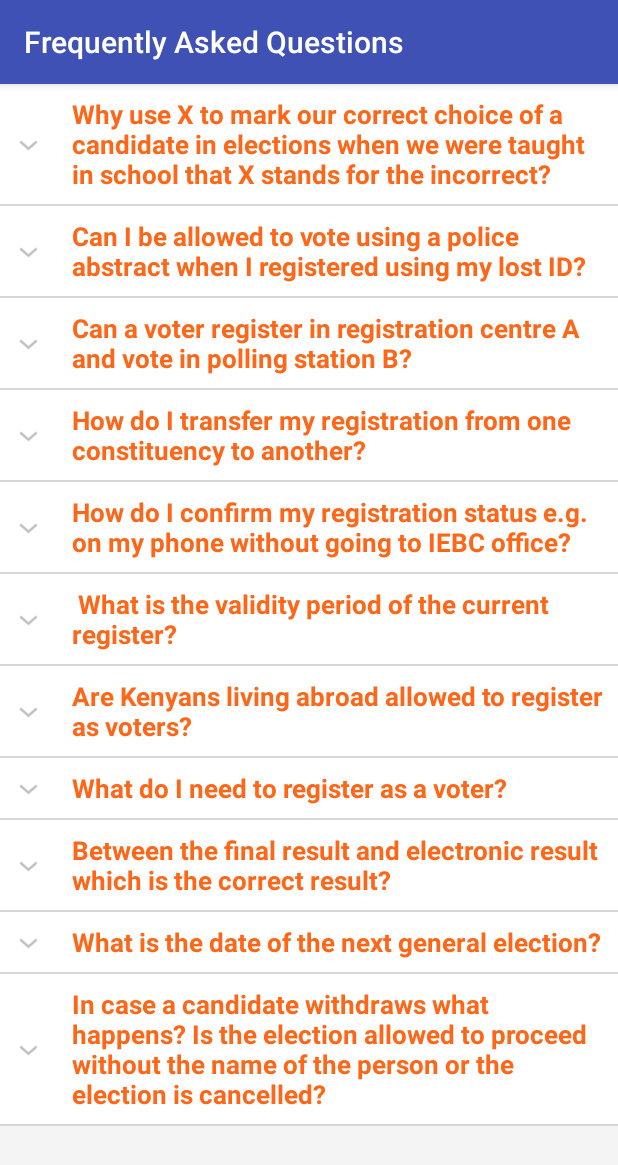
After one commit to JayJay95/Informer, an Android app: the FaqList screen opened directly, with no data from a screen before it, on a phone screen of 412 x 824 dp. The commit adds this screen. Shown: the top 1165 px of the screen. Run offline under Robolectric (Android 15) with nearby library versions, the phone set to English and light mode, and no system bars.

Commit message:
Adding Voter FAQs

```diff
--- a/app/src/main/AndroidManifest.xml
+++ b/app/src/main/AndroidManifest.xml
@@ -41,6 +41,10 @@
             android:label="Election Violation Form"
             android:theme="@style/AppTheme" />
         <activity
+            android:name=".FaqList"
+            android:label="Frequently Asked Questions"
+            android:theme="@style/AppTheme" />
+        <activity
             android:name=".CountDown"
             android:label="Elections Countdown"
             android:theme="@style/AppTheme" />
@@ -58,7 +62,7 @@
 
         <activity
             android:name=".LogInActivity"
-            android:label="Log Into your Account" />
+            android:label="Log In to your Account" />
         <activity
             android:name=".SignUpActivity"
             android:label="Sign up for a New Account"></activity>
--- /dev/null
+++ b/app/src/main/java/com/example/jayjay/informer/ExpandableListAdapter.java
@@ -0,0 +1,109 @@
+package com.example.jayjay.informer;
+
+/**
+ * Created by JayJay on 10/31/2016.
+ */
+
+import java.util.HashMap;
+import java.util.List;
+
+import android.content.Context;
+import android.graphics.Typeface;
+import android.view.LayoutInflater;
+import android.view.View;
+import android.view.ViewGroup;
+import android.widget.BaseExpandableListAdapter;
+import android.widget.TextView;
+
+public class ExpandableListAdapter extends BaseExpandableListAdapter {
+    private Context _context;
+    private List<String> _listDataHeader; // header titles
+    // child data in format of header title, child title
+    private HashMap<String, List<String>> _listDataChild;
+
+    public ExpandableListAdapter(Context context, List<String> listDataHeader,
+                                 HashMap<String, List<String>> listChildData) {
+        this._context = context;
+        this._listDataHeader = listDataHeader;
+        this._listDataChild = listChildData;
+    }
+
+    @Override
+    public Object getChild(int groupPosition, int childPosititon) {
+        return this._listDataChild.get(this._listDataHeader.get(groupPosition))
+                .get(childPosititon);
+    }
+
+    @Override
+    public long getChildId(int groupPosition, int childPosition) {
+        return childPosition;
+    }
+
+    @Override
+    public View getChildView(int groupPosition, final int childPosition,
+                             boolean isLastChild, View convertView, ViewGroup parent) {
+
+        final String childText = (String) getChild(groupPosition, childPosition);
+
+        if (convertView == null) {
+            LayoutInflater infalInflater = (LayoutInflater) this._context
+                    .getSystemService(Context.LAYOUT_INFLATER_SERVICE);
+            convertView = infalInflater.inflate(R.layout.list_item, null);
+        }
+
+        TextView txtListChild = (TextView) convertView
+                .findViewById(R.id.lblListItem);
+
+        txtListChild.setText(childText);
+        return convertView;
+    }
+
+    @Override
+    public int getChildrenCount(int groupPosition) {
+        return this._listDataChild.get(this._listDataHeader.get(groupPosition))
+                .size();
+    }
+
+    @Override
+    public Object getGroup(int groupPosition) {
+        return this._listDataHeader.get(groupPosition);
+    }
+
+    @Override
+    public int getGroupCount() {
+        return this._listDataHeader.size();
+    }
+
+    @Override
+    public long getGroupId(int groupPosition) {
+        return groupPosition;
+    }
+
+    @Override
+    public View getGroupView(int groupPosition, boolean isExpanded,
+                             View convertView, ViewGroup parent) {
+        String headerTitle = (String) getGroup(groupPosition);
+        if (convertView == null) {
+            LayoutInflater infalInflater = (LayoutInflater) this._context
+                    .getSystemService(Context.LAYOUT_INFLATER_SERVICE);
+            convertView = infalInflater.inflate(R.layout.list_group, null);
+        }
+
+        TextView lblListHeader = (TextView) convertView
+                .findViewById(R.id.lblListHeader);
+        lblListHeader.setTypeface(null, Typeface.BOLD);
+        lblListHeader.setText(headerTitle);
+
+        return convertView;
+    }
+
+    @Override
+    public boolean hasStableIds() {
+        return false;
+    }
+
+    @Override
+    public boolean isChildSelectable(int groupPosition, int childPosition) {
+        return true;
+    }
+}
--- /dev/null
+++ b/app/src/main/java/com/example/jayjay/informer/FaqList.java
@@ -0,0 +1,172 @@
+package com.example.jayjay.informer;
+
+/**
+ * Created by JayJay on 10/31/2016.
+ */
+
+import java.util.ArrayList;
+import java.util.HashMap;
+import java.util.List;
+
+import android.app.Activity;
+import android.os.Bundle;
+import android.support.v7.app.AppCompatActivity;
+import android.view.View;
+import android.widget.ExpandableListView;
+import android.widget.ExpandableListView.OnChildClickListener;
+import android.widget.ExpandableListView.OnGroupClickListener;
+import android.widget.ExpandableListView.OnGroupCollapseListener;
+import android.widget.ExpandableListView.OnGroupExpandListener;
+import android.widget.Toast;
+
+public class FaqList extends AppCompatActivity {
+
+    ExpandableListAdapter listAdapter;
+    ExpandableListView expListView;
+    List<String> listDataHeader;
+    HashMap<String, List<String>> listDataChild;
+
+    @Override
+    protected void onCreate(Bundle savedInstanceState) {
+        super.onCreate(savedInstanceState);
+        setContentView(R.layout.activity_faqlist);
+
+        // get the listview
+        expListView = (ExpandableListView) findViewById(R.id.lvExp);
+
+        // preparing list data
+        prepareListData();
+
+        listAdapter = new ExpandableListAdapter(this, listDataHeader, listDataChild);
+
+        // setting list adapter
+        expListView.setAdapter(listAdapter);
+
+        // Listview Group click listener
+        expListView.setOnGroupClickListener(new OnGroupClickListener() {
+
+            @Override
+            public boolean onGroupClick(ExpandableListView parent, View v,
+                                        int groupPosition, long id) {
+                // Toast.makeText(getApplicationContext(),
+                // "Group Clicked " + listDataHeader.get(groupPosition),
+                // Toast.LENGTH_SHORT).show();
+                return false;
+            }
+        });
+
+//        // Listview Group expanded listener
+//        expListView.setOnGroupExpandListener(new OnGroupExpandListener() {
+//
+//            @Override
+//            public void onGroupExpand(int groupPosition) {
+//                Toast.makeText(getApplicationContext(),
+//                        listDataHeader.get(groupPosition) + " Expanded",
+//                        Toast.LENGTH_SHORT).show();
+//            }
+//        });
+//
+//        // Listview Group collasped listener
+//        expListView.setOnGroupCollapseListener(new OnGroupCollapseListener() {
+//
+//            @Override
+//            public void onGroupCollapse(int groupPosition) {
+//                Toast.makeText(getApplicationContext(),
+//                        listDataHeader.get(groupPosition) + " Collapsed",
+//                        Toast.LENGTH_SHORT).show();
+//
+//            }
+//        });
+
+        // Listview on child click listener
+        expListView.setOnChildClickListener(new OnChildClickListener() {
+
+            @Override
+            public boolean onChildClick(ExpandableListView parent, View v,
+                                        int groupPosition, int childPosition, long id) {
+                // TODO Auto-generated method stub
+                Toast.makeText(
+                        getApplicationContext(),
+                        listDataHeader.get(groupPosition)
+                                + " : "
+                                + listDataChild.get(
+                                listDataHeader.get(groupPosition)).get(
+                                childPosition), Toast.LENGTH_SHORT)
+                        .show();
+                return false;
+            }
+        });
+    }
+
+    /*
+     * Preparing the list data
+     */
+    private void prepareListData() {
+        listDataHeader = new ArrayList<String>();
+        listDataChild = new HashMap<String, List<String>>();
+
+        // Adding child data
+        listDataHeader.add("Why use X to mark our correct choice of a candidate in elections when we were taught in school that X stands for the incorrect?");
+        listDataHeader.add("Can I be allowed to vote using a police abstract when I registered using my lost ID?");
+        listDataHeader.add("Can a voter register in registration centre A and vote in polling station B?");
+        listDataHeader.add("How do I transfer my registration from one constituency to another?");
+        listDataHeader.add("How do I confirm my registration status e.g. on my phone without going to IEBC office?");
+        listDataHeader.add(" What is the validity period of the current register?");
+        listDataHeader.add("Are Kenyans living abroad allowed to register as voters?");
+        listDataHeader.add("What do I need to register as a voter?");
+        listDataHeader.add("Between the final result and electronic result which is the correct result?");
+        listDataHeader.add("What is the date of the next general election?");
+        listDataHeader.add("In case a candidate withdraws what happens? Is the election allowed to proceed without the name of the person or the election is cancelled?");
+
+        // Adding child data
+        List<String> useX = new ArrayList<String>();
+        useX.add("The law has not prescribed X as the mark of choice only. It prescribes any other mark e.g. a dot (.), a tick (√), a dash (—), cross (+) or even a thumbprint, as long as it expresses the intention of the voter.");
+
+
+        List<String> policeAbstract = new ArrayList<String>();
+        policeAbstract.add("NO. You cannot be allowed to vote using a police abstract. The law demands that you produce the document you used to register as a voter. What this means is that if you registered using an ID, you must produce the ID, if you registered using a passport you must produce the passport and not vice versa.");
+
+
+        List<String> centreA = new ArrayList<String>();
+        centreA.add("NO. One is supposed to register where he intends to vote. This is because a voter register is polling station specific. i.e. names of persons who registered in registration centre A will find their names in the register of voters for polling station A and not for polling station B or C or any other polling station.");
+
+        List<String> transferReg = new ArrayList<String>();
+        transferReg.add("To transfer your registration from one constituency to another, visit the IEBC office in your constituency of choice and upon presentation of you identification documents asked the registration officer to facilitate the transfer by filling FORM D.");
+
+        List<String> confirmReg = new ArrayList<String>();
+        confirmReg.add("The Commission is currently testing SMS channel for querying voter registration status. You can try it out by sending your ID number to 22464. It will be launched when all concerns are addressed.");
+
+        List<String> validityPeriod = new ArrayList<String>();
+        validityPeriod.add("The current voter register is valid until it is declared invalid either by law or IEBC. The Election Act mandates IEBC to conduct a fresh voter registration, if necessary, at intervals of not less than eight years, and not more than twelve years, immediately after the Commission reviews the names and boundaries of the constituencies in accordance with Article 89 (2) of the Constitution.\n" +
+                "\n");
+
+        List<String> kenyansAbroad = new ArrayList<String>();
+        kenyansAbroad.add("YES. The commission is making plans to enable them register at the Kenyan embassies and consulates at their convenience.");
+
+        List<String> needVoter = new ArrayList<String>();
+        needVoter.add("To register as a voter you must be a Kenyan citizen. This is evidenced by your national ID or passport and you must be 18 years and above.");
+
+        List<String> finalResult = new ArrayList<String>();
+        finalResult.add("The electronic results give the same or nearly the same tally with the final results by hard copy. But the law is yet to recognize electronic results so we call it “provisional results”. The results recorded on the statutory forms/results declaration forms signed by the presiding officer or the returning officer and the agents are the official results and are binding in law. The provisional results are lifted from the entries on these forms.");
+
+        List<String> electionDate = new ArrayList<String>();
+        electionDate.add("Second Tuesday of August 2017.");
+
+        List<String> candidateWithdraw = new ArrayList<String>();
+        candidateWithdraw.add("It depends. If a candidate withdraws and two or more candidates are left in the race, the election proceeds. If a candidate withdraws and one candidate is left in the race we declare a \"no contest\".");
+
+
+        listDataChild.put(listDataHeader.get(0), useX); // Header, Child data
+        listDataChild.put(listDataHeader.get(1), policeAbstract);
+        listDataChild.put(listDataHeader.get(2), centreA);
+        listDataChild.put(listDataHeader.get(3), transferReg);
+        listDataChild.put(listDataHeader.get(4), confirmReg);
+        listDataChild.put(listDataHeader.get(5), validityPeriod);
+        listDataChild.put(listDataHeader.get(6), kenyansAbroad);
+        listDataChild.put(listDataHeader.get(7), needVoter);
+        listDataChild.put(listDataHeader.get(8), finalResult);
+        listDataChild.put(listDataHeader.get(9), electionDate);
+        listDataChild.put(listDataHeader.get(10), candidateWithdraw);
+
+    }
+}
--- a/app/src/main/java/com/example/jayjay/informer/MainActivity.java
+++ b/app/src/main/java/com/example/jayjay/informer/MainActivity.java
@@ -128,6 +128,10 @@ public class MainActivity extends AppCompatActivity
             Intent openViolationReports = new Intent(MainActivity.this, ViolationReports.class);
             startActivity(openViolationReports);
 
+        } else if (id == R.id.nav_faqlist) {
+            Intent openFaqList = new Intent(MainActivity.this, FaqList.class);
+            startActivity(openFaqList);
+
         } else if (id == R.id.nav_share) {
 
         }
--- /dev/null
+++ b/app/src/main/res/layout/activity_faqlist.xml
@@ -0,0 +1,15 @@
+<?xml version="1.0" encoding="utf-8"?>
+<LinearLayout xmlns:android="http://schemas.android.com/apk/res/android"
+    android:layout_width="match_parent"
+    android:layout_height="match_parent"
+    xmlns:tools="http://schemas.android.com/tools"
+    android:orientation="vertical"
+    android:background="#f4f4f4"
+    tools:context="com.example.jayjay.informer.FaqList">
+
+    <ExpandableListView
+        android:id="@+id/lvExp"
+        android:layout_height="match_parent"
+        android:layout_width="match_parent" />
+
+</LinearLayout>
--- a/app/src/main/res/layout/activity_main.xml
+++ b/app/src/main/res/layout/activity_main.xml
@@ -6,8 +6,8 @@
     android:layout_width="match_parent"
     android:layout_height="match_parent"
     android:fitsSystemWindows="true"
-    tools:openDrawer="start">
-    <!--tools:context="com.example.jayjay.informer.MainActivity">-->
+    tools:openDrawer="start"
+    tools:context="com.example.jayjay.informer.MainActivity">
 
     <include
         layout="@layout/app_bar_main"
--- /dev/null
+++ b/app/src/main/res/layout/list_group.xml
@@ -0,0 +1,18 @@
+<?xml version="1.0" encoding="utf-8"?>
+<LinearLayout xmlns:android="http://schemas.android.com/apk/res/android"
+    android:layout_width="fill_parent"
+    android:layout_height="wrap_content"
+    android:orientation="vertical"
+    android:padding="8dp"
+    android:background="#FFFFFF">
+
+
+    <TextView
+        android:id="@+id/lblListHeader"
+        android:layout_width="fill_parent"
+        android:layout_height="wrap_content"
+        android:paddingLeft="?android:attr/expandableListPreferredItemPaddingLeft"
+        android:textSize="17dp"
+        android:textColor="#ff6617" />
+
+</LinearLayout>
--- a/app/src/main/res/layout/polling_stations.xml
+++ b/app/src/main/res/layout/polling_stations.xml
@@ -26,7 +26,8 @@
         android:name="com.google.android.gms.maps.SupportMapFragment"
         android:layout_width="match_parent"
         android:layout_height="match_parent"
-        tools:context="com.example.jayjay.informer.PollingStations" />
+        tools:context="com.example.jayjay.informer.PollingStations"
+        tools:layout="@layout/polling_stations" />
 
     <LinearLayout
         android:layout_width="match_parent"
--- a/app/src/main/res/menu/activity_main_drawer.xml
+++ b/app/src/main/res/menu/activity_main_drawer.xml
@@ -14,6 +14,10 @@
             android:id="@+id/nav_candidate"
             android:icon="@drawable/ic_menu_candidate"
             android:title="Candidates" />
+        <item
+            android:id="@+id/nav_faqlist"
+            android:icon="@drawable/ic_faq_list"
+            android:title="FAQs" />
         <item
             android:id="@+id/nav_report"
             android:icon="@drawable/ic_report_violation"
```
Also changed, not shown: app/src/main/res/layout/list_item.xml (added, +16 -0 lines), app/src/main/res/drawable-v21/ic_faq_list.png (added).
